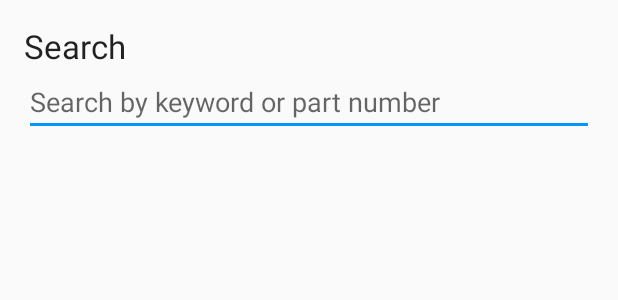
After one commit to MobileDev-Ziffity/magento-android, an Android app: the layout custom_dialog.xml on its own in the app's theme, with its tools: preview values and no code run, on a phone screen of 412 x 824 dp. The commit adds this screen. Shown: the top 300 px of the screen. Run offline under Robolectric (Android 15) with nearby library versions, the phone set to English and light mode, and no system bars.

Commit message:
Menu item enhancement&dialog cutom

```diff
--- a/app/build.gradle
+++ b/app/build.gradle
@@ -5,7 +5,7 @@ android {
     defaultConfig {
         applicationId "com.usesi.mobile"
         minSdkVersion 21
-        targetSdkVersion 27
+        targetSdkVersion 26
         versionCode 1
         versionName "1.0"
         testInstrumentationRunner "android.support.test.runner.AndroidJUnitRunner"
--- a/app/src/main/AndroidManifest.xml
+++ b/app/src/main/AndroidManifest.xml
@@ -3,11 +3,11 @@
     package="com.usesi.mobile">
 
     <uses-permission android:name="android.permission.CAMERA"/>
-    <uses-permission android:name="android.permission.WRITE_EXTERNAL_STORAGE"/>
-    <uses-permission android:name="android.permission.WRITE_EXTERNAL_STORAGE"/>
     <uses-permission android:name="android.permission.INTERNET" />
     <uses-permission android:name="android.permission.ACCESS_NETWORK_STATE" />
     <uses-permission android:name="android.permission.ACCESS_WIFI_STATE" />
+    <uses-permission android:name="android.permission.CALL_PHONE"/>
+    <uses-permission android:name="android.permission.WRITE_EXTERNAL_STORAGE"/>
 
     <application
         android:allowBackup="true"
@@ -37,7 +37,7 @@
             android:grantUriPermissions="true">
             <meta-data
                 android:name="android.support.FILE_PROVIDER_PATHS"
-                android:resource="@xml/file_paths"></meta-data>
+                android:resource="@xml/file_paths"/>
         </provider>
 
 
--- /dev/null
+++ b/app/src/main/res/layout/custom_dialog.xml
@@ -0,0 +1,22 @@
+<?xml version="1.0" encoding="utf-8"?>
+<LinearLayout xmlns:android="http://schemas.android.com/apk/res/android"
+    android:id="@+id/custom_dialog_layout_design_user_input"
+    android:layout_width="match_parent"
+    android:layout_height="match_parent"
+    android:orientation="vertical"
+    android:padding="16dp">
+
+    <TextView
+        android:id="@+id/dialogTitle"
+        android:layout_width="wrap_content"
+        android:layout_height="wrap_content"
+        android:text="Search"
+        android:textAppearance="?android:attr/textAppearanceLarge" />
+
+    <EditText
+        android:id="@+id/userInputDialog"
+        android:layout_width="match_parent"
+        android:layout_height="wrap_content"
+        android:hint="Search by keyword or part number"
+        android:inputType="text" />
+</LinearLayout>
--- a/app/src/main/res/values/dimens.xml
+++ b/app/src/main/res/values/dimens.xml
@@ -5,4 +5,5 @@
     <dimen name="nav_header_vertical_spacing">8dp</dimen>
     <dimen name="nav_header_height">146dp</dimen>
     <dimen name="fab_margin">16dp</dimen>
+    <dimen name="design_navigation_separator_vertical_padding">0dp</dimen>
 </resources>
```
Also changed, not shown: app/src/main/java/com/usesi/mobile/Barcode.java (+0 -7 lines), app/src/main/java/com/usesi/mobile/MainActivity.java (+100 -20 lines), app/src/main/java/com/usesi/mobile/SubmitPhoto.java (+1 -7 lines), 8 other files.
